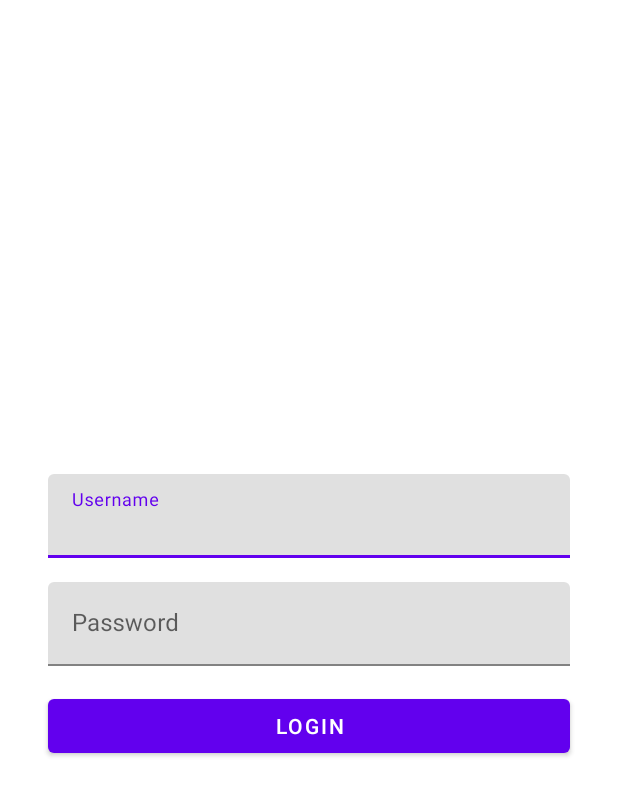
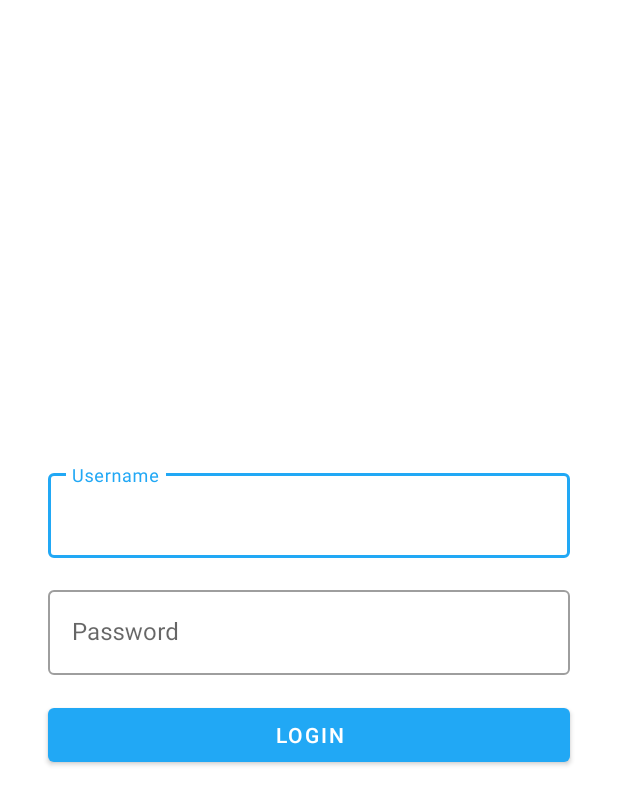
Before and after one commit to ranasaurav92/TravelBlog, an Android app: the screen it shows after launch (LoginActivity), on a phone screen of 412 x 824 dp. Shown: the top 805 px of the screen. Run offline under Robolectric (Android 15) with nearby library versions, the phone set to English and light mode, and no system bars.

Commit message:
Login Screen + Main Page

```diff
--- a/app/src/main/AndroidManifest.xml
+++ b/app/src/main/AndroidManifest.xml
@@ -8,7 +8,7 @@
         android:label="@string/app_name"
         android:roundIcon="@mipmap/ic_launcher_round"
         android:supportsRtl="true"
-        android:theme="@style/Theme.MaterialComponents.DayNight.NoActionBar">
+        android:theme="@style/AppTheme">
         <activity android:name=".LoginActivity">
             <intent-filter>
                 <action android:name="android.intent.action.MAIN" />
--- /dev/null
+++ b/app/src/main/java/com/example/tripplanner/BlogPreferences.java
@@ -0,0 +1,23 @@
+package com.example.tripplanner;
+
+import android.content.Context;
+import android.content.SharedPreferences;
+
+public class BlogPreferences {
+    private static final String KEY_LOGIN_STATE = "key_login_state";
+
+    private SharedPreferences preferences;
+
+    BlogPreferences(Context context){
+        preferences = context.getSharedPreferences("travel-blog", Context.MODE_PRIVATE);
+    }
+
+    public boolean isLoggedIn(){
+        return preferences.getBoolean(KEY_LOGIN_STATE, false);
+    }
+
+    public void setLoggedIn(boolean loggedIn){
+        preferences.edit().putBoolean(KEY_LOGIN_STATE, loggedIn).apply();
+    }
+
+}
--- a/app/src/main/java/com/example/tripplanner/LoginActivity.java
+++ b/app/src/main/java/com/example/tripplanner/LoginActivity.java
@@ -15,7 +15,8 @@ import androidx.appcompat.app.AppCompatActivity;
 
 import com.google.android.material.textfield.TextInputLayout;
 
-import org.w3c.dom.Text;
+import java.util.Objects;
+
 
 public class LoginActivity extends AppCompatActivity {
 
@@ -24,9 +25,19 @@ public class LoginActivity extends AppCompatActivity {
     private Button loginButton;
     private ProgressBar progressBar;
 
+    private BlogPreferences preferences;
+
     @Override
     protected void onCreate(@Nullable Bundle savedInstanceState) {
         super.onCreate(savedInstanceState);
+
+        preferences = new BlogPreferences(this);
+        if(preferences.isLoggedIn()){
+            startMainActivity();
+            finish();
+            return;
+        }
+
         setContentView(R.layout.activity_login);
 
         textUsernameLayout = findViewById(R.id.textUsernameLayout);
@@ -35,8 +46,8 @@ public class LoginActivity extends AppCompatActivity {
         loginButton.setOnClickListener(v -> onLoginClicked());
         progressBar = findViewById(R.id.progressBar);
 
-        textUsernameLayout.getEditText().addTextChangedListener(createTextWatcher(textUsernameLayout));
-        textPasswordInput.getEditText().addTextChangedListener(createTextWatcher(textPasswordInput));
+        Objects.requireNonNull(textUsernameLayout.getEditText()).addTextChangedListener(createTextWatcher(textUsernameLayout));
+        Objects.requireNonNull(textPasswordInput.getEditText()).addTextChangedListener(createTextWatcher(textPasswordInput));
 
     }
 
@@ -60,8 +71,8 @@ public class LoginActivity extends AppCompatActivity {
     }
 
     private void onLoginClicked() {
-        String username = textUsernameLayout.getEditText().getText().toString();
-        String password = textPasswordInput.getEditText().getText().toString();
+        String username = Objects.requireNonNull(textUsernameLayout.getEditText()).getText().toString();
+        String password = Objects.requireNonNull(textPasswordInput.getEditText()).getText().toString();
         if (username.isEmpty()) {
             textUsernameLayout.setError("Username must not be empty");
         } else if (password.isEmpty()) {
@@ -74,6 +85,9 @@ public class LoginActivity extends AppCompatActivity {
     }
 
     private void performLogin() {
+
+        preferences.setLoggedIn(true);
+
         textUsernameLayout.setEnabled(false);
         textPasswordInput.setEnabled(false);
         loginButton.setVisibility(View.INVISIBLE);
@@ -82,6 +96,7 @@ public class LoginActivity extends AppCompatActivity {
         Handler handler = new Handler();
         handler.postDelayed(() -> {
             startMainActivity();
+            finish();
         }, 2000);
     }
 
--- a/app/src/main/res/layout/activity_login.xml
+++ b/app/src/main/res/layout/activity_login.xml
@@ -1,17 +1,17 @@
 <?xml version="1.0" encoding="utf-8"?>
 <ScrollView xmlns:android="http://schemas.android.com/apk/res/android"
     xmlns:app="http://schemas.android.com/apk/res-auto"
-    xmlns:tools="http://schemas.android.com/tools"
     android:layout_width="match_parent"
     android:layout_height="match_parent"
     android:fillViewport="true">
 
     <androidx.constraintlayout.widget.ConstraintLayout
         android:layout_width="match_parent"
-        android:layout_height="match_parent">
+        android:layout_height="wrap_content">
 
         <com.google.android.material.textfield.TextInputLayout
             android:id="@+id/textUsernameLayout"
+            style="@style/Widget.MaterialComponents.TextInputLayout.OutlinedBox"
             android:layout_width="match_parent"
             android:layout_height="wrap_content"
             android:layout_marginStart="32dp"
@@ -32,6 +32,7 @@
 
         <com.google.android.material.textfield.TextInputLayout
             android:id="@+id/textPasswordInput"
+            style="@style/Widget.MaterialComponents.TextInputLayout.OutlinedBox"
             android:layout_width="match_parent"
             android:layout_height="wrap_content"
             android:layout_marginStart="32dp"
--- a/app/src/main/res/values/colors.xml
+++ b/app/src/main/res/values/colors.xml
@@ -7,4 +7,7 @@
     <color name="teal_700">#FF018786</color>
     <color name="black">#FF000000</color>
     <color name="white">#FFFFFFFF</color>
+    <color name="blue700">#21A8F5</color>
+    <color name="blue800">#232F34</color>
+    <color name="orange500">#F9AA33</color>
 </resources>
--- a/app/src/main/res/values/strings.xml
+++ b/app/src/main/res/values/strings.xml
@@ -1,3 +1,3 @@
 <resources>
-    <string name="app_name">TripPlanner</string>
+    <string name="app_name">Travel Blog</string>
 </resources>
--- /dev/null
+++ b/app/src/main/res/values/styles.xml
@@ -0,0 +1,8 @@
+<?xml version="1.0" encoding="utf-8"?>
+<resources>
+    <style name="AppTheme" parent = "Theme.MaterialComponents.DayNight.NoActionBar">
+        <item name="colorPrimary">@color/blue700</item>
+        <item name="colorSecondary">@color/orange500</item>
+        <item name="colorPrimaryDark">@color/blue800</item>
+    </style>
+</resources>
--- a/build.gradle
+++ b/build.gradle
@@ -5,7 +5,7 @@ buildscript {
         mavenCentral()
     }
     dependencies {
-        classpath "com.android.tools.build:gradle:7.0.3"
+        classpath 'com.android.tools.build:gradle:7.2.0'
 
         // NOTE: Do not place your application dependencies here; they belong
         // in the individual module build.gradle files
```
Also changed, not shown: app/src/main/res/layout/activity_blog_details.xml (added, +53 -0 lines), app/src/main/res/layout/activity_main.xml (+13 -1 lines), app/src/main/res/drawable/avatar.jpg (added), app/src/main/res/drawable/sydney_image.jpg (added), gradle/wrapper/gradle-wrapper.properties.
